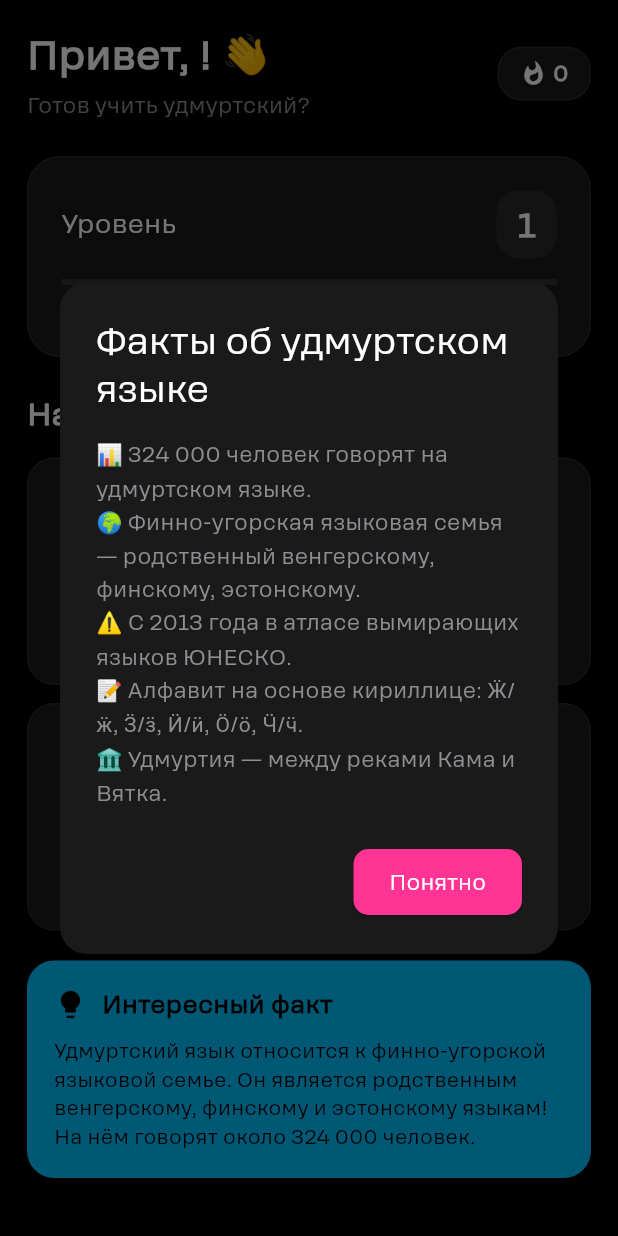
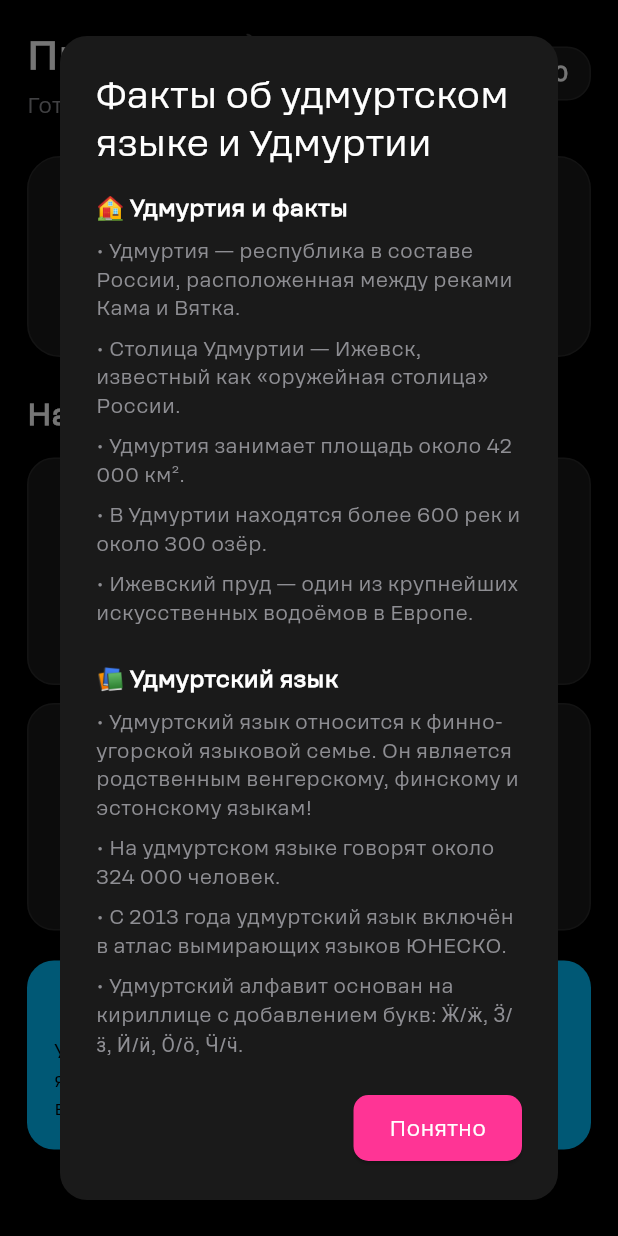
Before and after one commit to Ro1fy/udm, a Flutter app: the _HomeTab widget shown alone on an empty page, opened directly, after a tap on "Факты", on a phone screen of 412 x 824 dp. Run offline on Flutter 3.47's test engine with Material 3 defaults, Android fonts, the phone set to English and light mode, and no system bars; our stand-ins replace audioplayers, flutter_local_notifications, hive_flutter, permission_handler, timezone; accounts and stored records are empty; project files that could hold a hidden picture were left out.

Commit message:
feat: добавить случайные факты и push-уведомления

```diff
--- /dev/null
+++ b/lib/data/udmurt_facts.dart
@@ -0,0 +1,49 @@
+/// Interesting facts about Udmurtia and the Udmurt language
+class UdmurtFacts {
+  static const List<String> languageFacts = [
+    'Удмуртский язык относится к финно-угорской языковой семье. Он является родственным венгерскому, финскому и эстонскому языкам!',
+    'На удмуртском языке говорят около 324 000 человек.',
+    'С 2013 года удмуртский язык включён в атлас вымирающих языков ЮНЕСКО.',
+    'Удмуртский алфавит основан на кириллице с добавлением букв: Ӝ/ӝ, Ӟ/ӟ, Ӥ/ӥ, Ӧ/ӧ, Ӵ/ӵ.',
+    'Удмуртский язык имеет два диалекта: северный и южный.',
+    'Первая удмуртская грамматика была издана в 1770-х годах.',
+    'Удмуртский язык — один из немногих финно-угорских языков, на котором издаётся литература и вещают СМИ.',
+    'Слово «удмурт» означает «народный человек».',
+    'В удмуртском языке более 20 падежей — больше, чем в русском!',
+    'Удмуртский язык использует порядок слов SOV (подлежащее-дополнение-сказуемое), в отличие от русского SVO.',
+  ];
+
+  static const List<String> udmurtiaFacts = [
+    'Удмуртия — республика в составе России, расположенная между реками Кама и Вятка.',
+    'Столица Удмуртии — Ижевск, известный как «оружейная столица» России.',
+    'Удмуртия занимает площадь около 42 000 км².',
+    'В Удмуртии находятся более 600 рек и около 300 озёр.',
+    'Ижевский пруд — один из крупнейших искусственных водоёмов в Европе.',
+    'Удмуртия славится своими термальными источниками и лечебными грязями.',
+    'Национальное блюдо удмуртов — перепечи (открытые пирожки с начинкой).',
+    'Удмуртский национальный праздник «Гербер» празднуется после завершения весенних полевых работ.',
+    'В Удмуртии проживает более 1,5 миллиона человек.',
+    'Удмуртия — родина автомата Калашникова. Михаил Калашников жил и работал в Ижевске.',
+    'Удмуртская вышивка — один из древнейших видов народного искусства.',
+    'Символ Удмуртии — белый журавль.',
+    'Удмуртия богата лесами — более 45% территории покрыто лесом.',
+    'В Удмуртии находится знаменитый Музейно-выставочный комплекс стрелкового оружия им. М.Т. Калашникова.',
+    'Удмуртский народный музыкальный инструмент — крезь (гусли).',
+  ];
+
+  /// Get a random language fact
+  static String getRandomLanguageFact() {
+    return languageFacts[DateTime.now().millisecond % languageFacts.length];
+  }
+
+  /// Get a random fact about Udmurtia
+  static String getRandomUdmurtiaFact() {
+    return udmurtiaFacts[DateTime.now().millisecond % udmurtiaFacts.length];
+  }
+
+  /// Get a random fact from either category
+  static String getRandomFact() {
+    final allFacts = [...languageFacts, ...udmurtiaFacts];
+    return allFacts[DateTime.now().millisecond % allFacts.length];
+  }
+}
--- a/lib/main.dart
+++ b/lib/main.dart
@@ -54,6 +54,11 @@ class _UdmurtKylAppState extends State<UdmurtKylApp> {
     await Future.delayed(const Duration(milliseconds: 2000));
     await _auth.init();
     await _settings.init();
+
+    // Schedule notifications if enabled
+    if (_settings.notificationsEnabled) {
+      await NotificationService.scheduleAllNotifications();
+    }
 
     setState(() {
       _showSplash = false;
--- a/lib/providers/settings_provider.dart
+++ b/lib/providers/settings_provider.dart
@@ -1,6 +1,7 @@
 import 'package:flutter/material.dart';
 import '../services/app_database.dart';
 import '../services/sound_service.dart';
+import '../services/notification_service.dart';
 
 class SettingsProvider extends ChangeNotifier {
   SettingsBox _settings = SettingsBox();
@@ -25,6 +26,7 @@ class SettingsProvider extends ChangeNotifier {
 
   Future<void> toggleNotifications(bool value) async {
     _settings.notificationsEnabled = value;
+    await NotificationService.setEnabled(value);
     await AppDatabase.updateSettings(_settings);
     notifyListeners();
   }
--- a/lib/screens/main_menu_screen.dart
+++ b/lib/screens/main_menu_screen.dart
@@ -7,6 +7,7 @@ import '../screens/games_screen.dart';
 import '../screens/profile_screen.dart';
 import '../screens/settings_screen.dart';
 import '../theme.dart';
+import '../data/udmurt_facts.dart';
 
 class MainMenuScreen extends StatefulWidget {
   const MainMenuScreen({super.key});
@@ -76,6 +77,7 @@ class _HomeTab extends StatelessWidget {
   Widget build(BuildContext context) {
     final auth = context.watch<AuthProvider>();
     final user = auth.currentUser;
+    final randomFact = UdmurtFacts.getRandomFact();
 
     return Container(
       width: double.infinity,
@@ -267,9 +269,9 @@ class _HomeTab extends StatelessWidget {
                       ],
                     ),
                     const SizedBox(height: 10),
-                    const Text(
-                      'Удмуртский язык относится к финно-угорской языковой семье. Он является родственным венгерскому, финскому и эстонскому языкам! На нём говорят около 324 000 человек.',
-                      style: TextStyle(
+                    Text(
+                      randomFact,
+                      style: const TextStyle(
                         fontSize: 13,
                         color: AppColors.black,
                         height: 1.5,
@@ -286,28 +288,38 @@ class _HomeTab extends StatelessWidget {
   }
 
   void _showFactsDialog(BuildContext context) {
+    final languageFacts = UdmurtFacts.languageFacts;
+    final udmurtiaFacts = UdmurtFacts.udmurtiaFacts;
+
     showDialog(
       context: context,
       builder: (_) => AlertDialog(
         backgroundColor: AppTheme.dialogBackground(context),
         shape: RoundedRectangleBorder(borderRadius: BorderRadius.circular(18)),
-        title: Text('Факты об удмуртском языке',
+        title: Text('Факты об удмуртском языке и Удмуртии',
             style: TextStyle(color: AppTheme.textColor(context))),
         content: SingleChildScrollView(
           child: Column(
             mainAxisSize: MainAxisSize.min,
             crossAxisAlignment: CrossAxisAlignment.start,
             children: [
-              Text('📊 324 000 человек говорят на удмуртском языке.',
-                  style: TextStyle(color: AppTheme.textSecondary(context), fontSize: 14, height: 1.6)),
-              Text('🌍 Финно-угорская языковая семья — родственный венгерскому, финскому, эстонскому.',
-                  style: TextStyle(color: AppTheme.textSecondary(context), fontSize: 14, height: 1.6)),
-              Text('⚠️ С 2013 года в атласе вымирающих языков ЮНЕСКО.',
-                  style: TextStyle(color: AppTheme.textSecondary(context), fontSize: 14, height: 1.6)),
-              Text('📝 Алфавит на основе кириллице: Ӝ/ӝ, Ӟ/ӟ, Ӥ/ӥ, Ӧ/ӧ, Ӵ/ӵ.',
-                  style: TextStyle(color: AppTheme.textSecondary(context), fontSize: 14, height: 1.6)),
-              Text('🏛️ Удмуртия — между реками Кама и Вятка.',
-                  style: TextStyle(color: AppTheme.textSecondary(context), fontSize: 14, height: 1.6)),
+              Text('🏠 Удмуртия и факты',
+                  style: TextStyle(color: AppTheme.textColor(context), fontSize: 15, fontWeight: FontWeight.bold)),
+              const SizedBox(height: 8),
+              ...udmurtiaFacts.take(5).map((fact) => Padding(
+                    padding: const EdgeInsets.only(bottom: 8),
+                    child: Text('• $fact',
+                        style: TextStyle(color: AppTheme.textSecondary(context), fontSize: 13, height: 1.5)),
+                  )),
+              const SizedBox(height: 16),
+              Text('📚 Удмуртский язык',
+                  style: TextStyle(color: AppTheme.textColor(context), fontSize: 15, fontWeight: FontWeight.bold)),
+              const SizedBox(height: 8),
+              ...languageFacts.take(5).map((fact) => Padding(
+                    padding: const EdgeInsets.only(bottom: 8),
+                    child: Text('• $fact',
+                        style: TextStyle(color: AppTheme.textSecondary(context), fontSize: 13, height: 1.5)),
+                  )),
             ],
           ),
         ),
--- a/lib/screens/settings_screen.dart
+++ b/lib/screens/settings_screen.dart
@@ -106,12 +106,14 @@ class SettingsScreen extends StatelessWidget {
                     _SettingTile(
                       icon: Icons.notifications,
                       title: 'Уведомления',
-                      subtitle: 'Push-уведомления об интересных словах',
+                      subtitle: 'Напоминания и интересные факты',
                       value: settings.notificationsEnabled,
                       onChanged: (v) async {
                         if (v) {
                           final s = await Permission.notification.request();
-                          if (s.isGranted) settings.toggleNotifications(true);
+                          if (s.isGranted) {
+                            settings.toggleNotifications(true);
+                          }
                         } else {
                           settings.toggleNotifications(false);
                         }
```
Also changed, not shown: lib/services/notification_service.dart (+61 -1 lines), .qwen/settings.json.
